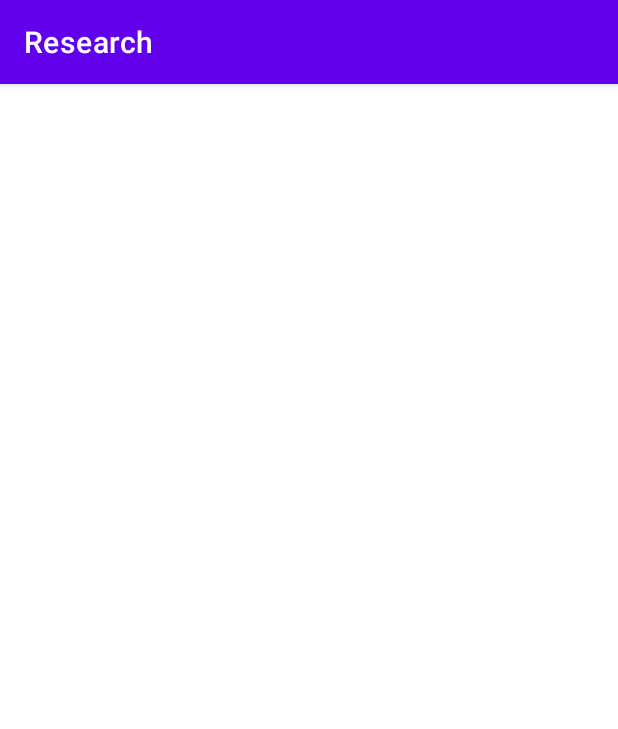
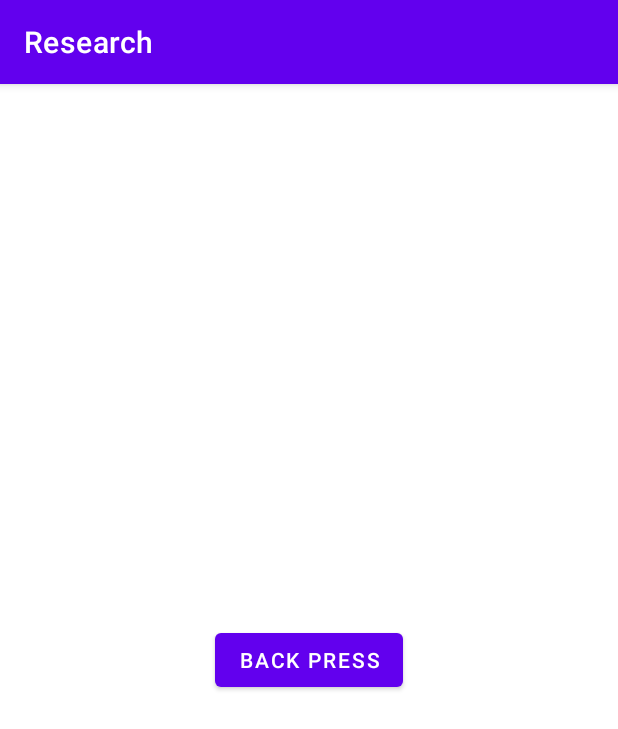
Before and after one commit to amirisback/android-new-on-back-pressed, an Android app: the DetailActivity screen opened directly, with no data from a screen before it, on a phone screen of 412 x 824 dp. Shown: the top 729 px of the screen. Run offline under Robolectric (Android 15) with nearby library versions, the phone set to English and light mode, and no system bars.

Commit message:
update: adding back press for android 33

```diff
--- a/app/build.gradle
+++ b/app/build.gradle
@@ -44,9 +44,9 @@ dependencies {
 
     implementation "androidx.core:core-ktx:1.9.0"
     implementation "androidx.work:work-runtime-ktx:2.7.1"
-    implementation "androidx.appcompat:appcompat:1.5.1"
+    implementation "androidx.appcompat:appcompat:1.6.0-rc01"
     implementation "androidx.activity:activity-ktx:1.6.1"
-    implementation "androidx.fragment:fragment-ktx:1.5.4"
+    implementation "androidx.fragment:fragment-ktx:1.5.5"
     implementation "androidx.constraintlayout:constraintlayout:2.1.4"
 
     implementation "com.google.android.material:material:1.7.0"
--- a/app/src/main/java/com/frogobox/research/core/BaseActivity.kt
+++ b/app/src/main/java/com/frogobox/research/core/BaseActivity.kt
@@ -1,5 +1,10 @@
 package com.frogobox.research.core
 
+import android.os.Build
+import android.os.Bundle
+import android.util.Log
+import android.window.OnBackInvokedDispatcher
+import androidx.activity.OnBackPressedCallback
 import androidx.appcompat.app.AppCompatActivity
 
 /**
@@ -14,4 +19,35 @@ import androidx.appcompat.app.AppCompatActivity
 
 abstract class BaseActivity : AppCompatActivity() {
 
+    open fun doOnBackPressedExt() {
+        Log.d(BaseActivity::class.java.simpleName, "doOnBackPressedExt: From Parent")
+        finish()
+    }
+
+    open fun onBackPressedExt() {
+        Log.d(BaseActivity::class.java.simpleName, "onBackPressedExt: From Parent")
+        onBackPressedDispatcher.onBackPressed()
+    }
+
+    override fun onCreate(savedInstanceState: Bundle?) {
+        super.onCreate(savedInstanceState)
+        setupDoOnBackPressedExt()
+    }
+
+    private fun setupDoOnBackPressedExt() {
+        if (Build.VERSION.SDK_INT >= 33) {
+            onBackInvokedDispatcher.registerOnBackInvokedCallback(OnBackInvokedDispatcher.PRIORITY_DEFAULT) {
+                // Back is pressed... Finishing the activity
+                doOnBackPressedExt()
+            }
+        } else {
+            onBackPressedDispatcher.addCallback(this, object : OnBackPressedCallback(true) {
+                override fun handleOnBackPressed() {
+                    // Back is pressed... Finishing the activity
+                    doOnBackPressedExt()
+                }
+            })
+        }
+    }
+
 }
--- a/app/src/main/java/com/frogobox/research/ui/main/MainActivity.kt
+++ b/app/src/main/java/com/frogobox/research/ui/main/MainActivity.kt
@@ -1,10 +1,12 @@
 package com.frogobox.research.ui.main
 
+import android.content.Intent
 import android.os.Bundle
 import android.util.Log
 import androidx.activity.viewModels
 import com.frogobox.research.core.BaseBindActivity
 import com.frogobox.research.databinding.ActivityMainBinding
+import com.frogobox.research.ui.detail.DetailActivity
 
 class MainActivity : BaseBindActivity<ActivityMainBinding>() {
 
@@ -31,7 +33,9 @@ class MainActivity : BaseBindActivity<ActivityMainBinding>() {
     override fun initView() {
         super.initView()
         binding.apply {
-
+            button.setOnClickListener {
+                startActivity(Intent(this@MainActivity, DetailActivity::class.java))
+            }
         }
     }
 
--- a/app/src/main/res/layout/activity_detail.xml
+++ b/app/src/main/res/layout/activity_detail.xml
@@ -6,4 +6,14 @@
     android:layout_height="match_parent"
     tools:context=".ui.detail.DetailActivity">
 
+    <Button
+        android:id="@+id/button"
+        android:layout_width="wrap_content"
+        android:layout_height="wrap_content"
+        android:text="Back Press"
+        app:layout_constraintBottom_toBottomOf="parent"
+        app:layout_constraintEnd_toEndOf="parent"
+        app:layout_constraintStart_toStartOf="parent"
+        app:layout_constraintTop_toTopOf="parent" />
+
 </androidx.constraintlayout.widget.ConstraintLayout>
--- a/app/src/main/res/layout/activity_main.xml
+++ b/app/src/main/res/layout/activity_main.xml
@@ -6,10 +6,11 @@
     android:layout_height="match_parent"
     tools:context=".ui.main.MainActivity">
 
-    <TextView
+    <Button
+        android:id="@+id/button"
         android:layout_width="wrap_content"
         android:layout_height="wrap_content"
-        android:text="Hello World!"
+        android:text="To Detail"
         app:layout_constraintBottom_toBottomOf="parent"
         app:layout_constraintEnd_toEndOf="parent"
         app:layout_constraintStart_toStartOf="parent"
```
Also changed, not shown: app/src/main/java/com/frogobox/research/ui/detail/DetailActivity.kt (+8 -1 lines).
